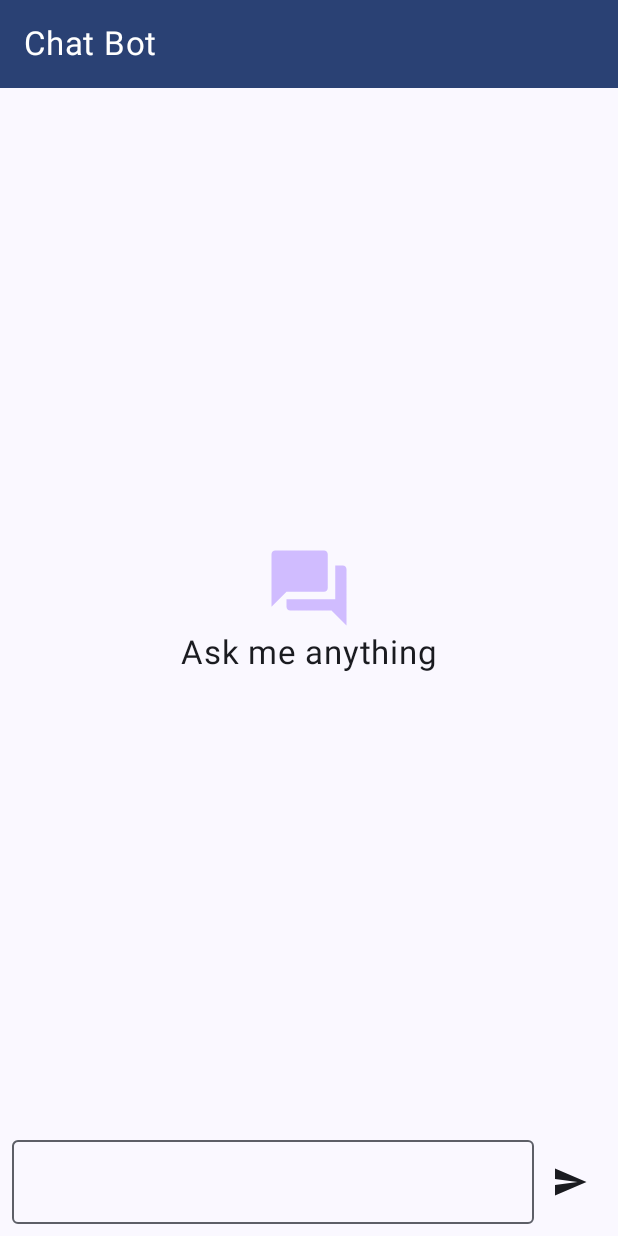
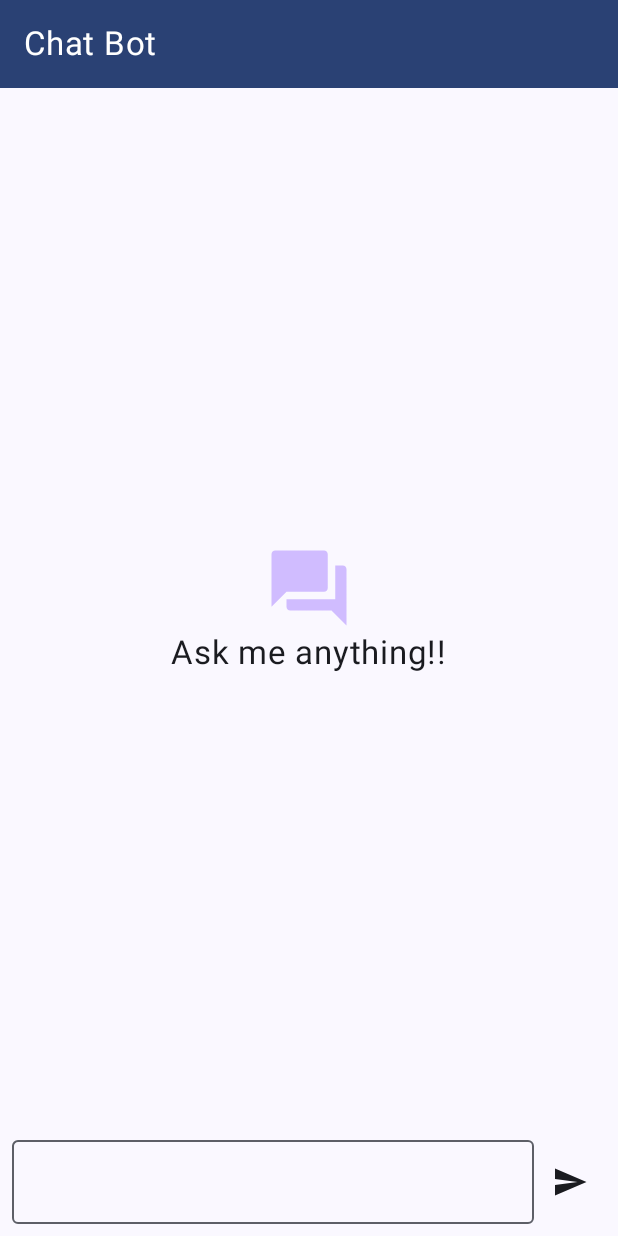
Before and after one commit to devabhishekagrahari/Gemini, an Android app built with Jetpack Compose: the screen it shows after launch (MainActivity), on a phone screen of 412 x 824 dp. Run offline under Robolectric (Android 15) with nearby library versions, the phone set to English and light mode, and no system bars; libraries missing offline, so code that uses them is left out: com.google.ai.client.

Commit message:
ask me anything

```diff
--- a/app/src/main/java/st/masoom/gemini/ChatBot/ChatPage.kt
+++ b/app/src/main/java/st/masoom/gemini/ChatBot/ChatPage.kt
@@ -65,7 +65,7 @@ fun MessageList(modifier: Modifier= Modifier, messageList : List<MessageModel>){
                 painter = painterResource(id = R.drawable.baseline_question_answer_24),
                 contentDescription = "Icon",
                 tint = Purple80)
-            Text(text = "Ask me anything", fontSize = 22.sp)
+            Text(text = "Ask me anything!!", fontSize = 22.sp)
         }
 
     }else {
```
